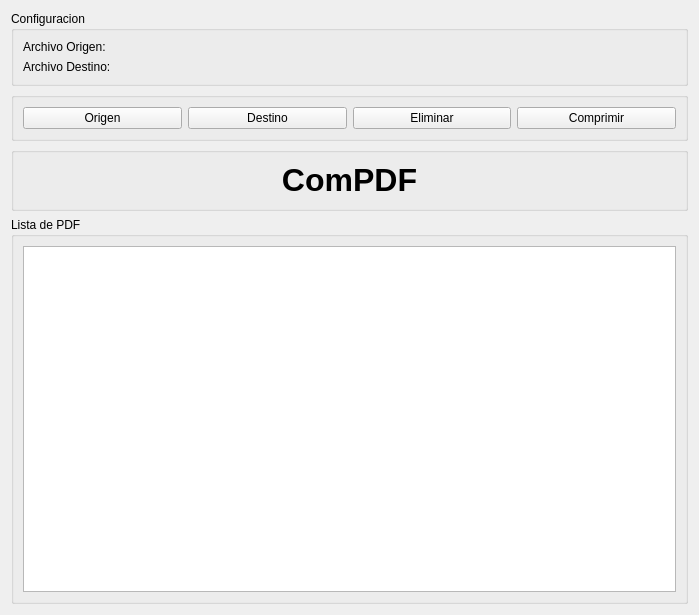
Before: the Qt Designer form principal.ui in shamandul/comPDF, drawn with Qt 5.
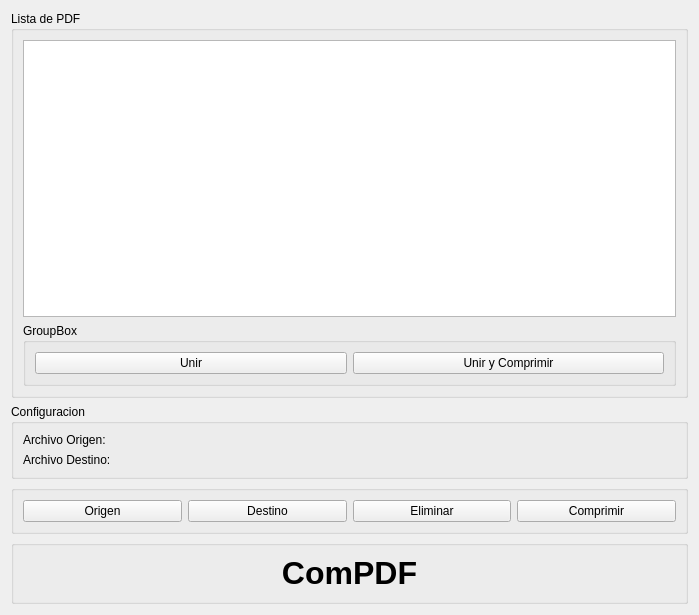
After: the same form once the commit is applied. Icons and pictures are not drawn.

```diff
--- a/principal.ui
+++ b/principal.ui
@@ -18,7 +18,7 @@
     <normaloff>:/images/image/Sepia.png</normaloff>:/images/image/Sepia.png</iconset>
   </property>
   <layout class="QGridLayout" name="gridLayout_2">
-   <item row="0" column="0">
+   <item row="1" column="0">
     <widget class="QGroupBox" name="groupBox_3">
      <property name="title">
       <string>Configuracion</string>
@@ -55,7 +55,7 @@
      </layout>
     </widget>
    </item>
-   <item row="1" column="0">
+   <item row="2" column="0">
     <widget class="QGroupBox" name="groupBox">
      <property name="title">
       <string/>
@@ -92,7 +92,7 @@
      </layout>
     </widget>
    </item>
-   <item row="2" column="0">
+   <item row="3" column="0">
     <widget class="QGroupBox" name="groupBox_2">
      <property name="title">
       <string/>
@@ -113,7 +113,7 @@
      </layout>
     </widget>
    </item>
-   <item row="3" column="0">
+   <item row="0" column="0">
     <widget class="QGroupBox" name="groupBox_4">
      <property name="title">
       <string>Lista de PDF</string>
@@ -122,6 +122,47 @@
       <item row="0" column="0">
        <widget class="QListWidget" name="lista"/>
       </item>
+      <item row="1" column="0">
+       <widget class="QGroupBox" name="groupBox_5">
+        <property name="title">
+         <string>GroupBox</string>
+        </property>
+        <layout class="QGridLayout" name="gridLayout_5">
+         <item row="0" column="0">
+          <layout class="QHBoxLayout" name="horizontalLayout_2">
+           <item>
+            <widget class="QPushButton" name="pushButton">
+             <property name="autoFillBackground">
+              <bool>false</bool>
+             </property>
+             <property name="text">
+              <string>Unir</string>
+             </property>
+             <property name="icon">
+              <iconset resource="recurso.qrc">
+               <normaloff>:/images/image/unir.svg</normaloff>:/images/image/unir.svg</iconset>
+             </property>
+             <property name="flat">
+              <bool>false</bool>
+             </property>
+            </widget>
+           </item>
+           <item>
+            <widget class="QPushButton" name="pushButton_2">
+             <property name="text">
+              <string>Unir y Comprimir</string>
+             </property>
+             <property name="icon">
+              <iconset resource="recurso.qrc">
+               <normaloff>:/images/image/comprimir.svg</normaloff>:/images/image/comprimir.svg</iconset>
+             </property>
+            </widget>
+           </item>
+          </layout>
+         </item>
+        </layout>
+       </widget>
+      </item>
      </layout>
     </widget>
    </item>
```
Left out of the diff: 16 changed lines with no effect on the pictures.
